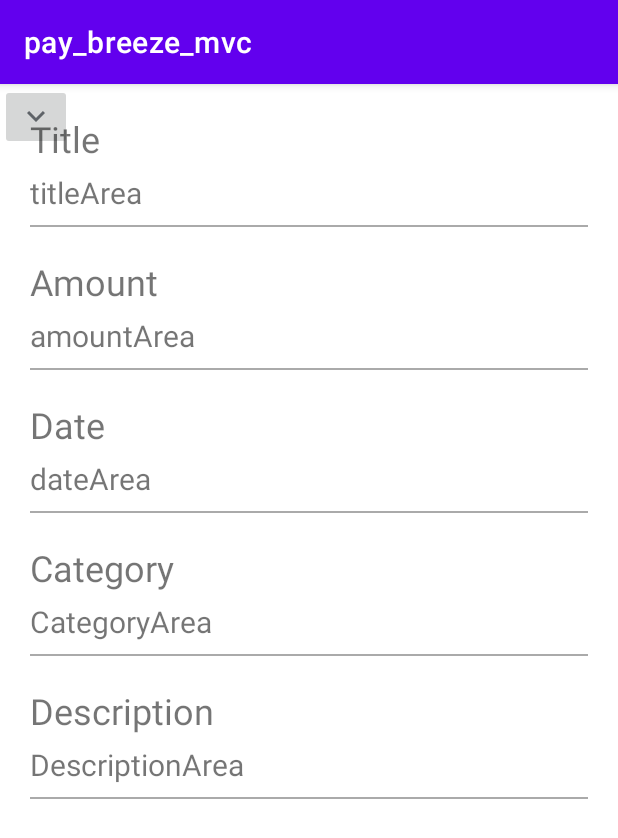
After one commit to Kei037/pay_breeze_mvc, an Android app: the DetailedActivity screen opened directly, with no data from a screen before it, on a phone screen of 412 x 824 dp. The commit adds this screen. Shown: the top 838 px of the screen. Run offline under Robolectric (Android 15) with nearby library versions, the phone set to English and light mode, and no system bars; 1 statement that could not run was skipped.

Commit message:
feature1 / 타이틀바 삭제, 상세화면 구현중

```diff
--- a/app/build.gradle
+++ b/app/build.gradle
@@ -37,6 +37,8 @@ android {
 }
 
 dependencies {// room 관련 설정 추가
+    implementation libs.androidx.recyclerview
+
     def room_version = "2.5.0"
     implementation "androidx.room:room-runtime:$room_version"
     kapt "androidx.room:room-compiler:$room_version"
--- /dev/null
+++ b/app/src/main/java/com/kei037/pay_breeze_mvc/ui/commons/DetailedActivity.kt
@@ -0,0 +1,23 @@
+package com.kei037.pay_breeze_mvc.ui.commons
+
+import android.os.Bundle
+import android.util.Log
+import androidx.activity.enableEdgeToEdge
+import androidx.appcompat.app.AppCompatActivity
+import androidx.core.view.ViewCompat
+import androidx.core.view.WindowInsetsCompat
+import com.kei037.pay_breeze_mvc.R
+import com.kei037.pay_breeze_mvc.databinding.ActivityDetailedBinding
+
+class DetailedActivity : AppCompatActivity() {
+    private lateinit var binding: ActivityDetailedBinding
+    override fun onCreate(savedInstanceState: Bundle?) {
+        super.onCreate(savedInstanceState)
+        binding = ActivityDetailedBinding.inflate(layoutInflater)
+        setContentView(binding.root)
+
+        // 전달된 이벤트 세부 정보 받기
+        val eventDetail = intent.getStringExtra("EVENT_DETAIL")
+        Log.i("불러온 이벤트", eventDetail.toString())
+    }
+}
--- /dev/null
+++ b/app/src/main/res/layout/activity_detailed.xml
@@ -0,0 +1,161 @@
+<?xml version="1.0" encoding="utf-8"?>
+<androidx.constraintlayout.widget.ConstraintLayout xmlns:android="http://schemas.android.com/apk/res/android"
+    xmlns:app="http://schemas.android.com/apk/res-auto"
+    xmlns:tools="http://schemas.android.com/tools"
+    android:id="@+id/main"
+    android:layout_width="match_parent"
+    android:layout_height="match_parent"
+    tools:context=".ui.commons.DetailedActivity">
+
+    <LinearLayout
+        android:id="@+id/backBtnLinear"
+        android:layout_width="match_parent"
+        android:layout_height="wrap_content"
+        app:layout_constraintTop_toTopOf="parent"
+        app:layout_constraintStart_toStartOf="parent">
+        <ImageButton
+            android:layout_width="wrap_content"
+            android:layout_height="wrap_content"
+            android:src="@drawable/popupmenu_icon"/>
+    </LinearLayout>
+
+
+    <LinearLayout
+        android:id="@+id/titleLinear"
+        android:layout_width="match_parent"
+        android:layout_height="wrap_content"
+        app:layout_constraintTop_toTopOf="@id/backBtnLinear"
+        app:layout_constraintStart_toStartOf="parent"
+        android:orientation="vertical"
+        android:padding="20dp">
+        <TextView
+            android:layout_width="match_parent"
+            android:layout_height="wrap_content"
+            android:text="Title"
+            android:textSize="24dp"
+            android:layout_marginBottom="6dp"/>
+        <TextView
+            android:layout_width="match_parent"
+            android:layout_height="wrap_content"
+            android:text="titleArea"
+            android:textSize="20dp"/>
+        <View
+            android:layout_width="match_parent"
+            android:layout_height="1dp"
+            android:background="@android:color/darker_gray"
+            android:layout_marginTop="8dp" />
+    </LinearLayout>
+
+    <LinearLayout
+        android:id="@+id/amountLinear"
+        android:layout_width="match_parent"
+        android:layout_height="wrap_content"
+        app:layout_constraintTop_toBottomOf="@id/titleLinear"
+        app:layout_constraintStart_toStartOf="parent"
+        android:orientation="vertical"
+        android:paddingStart="20dp"
+        android:paddingEnd="20dp"
+        android:paddingBottom="20dp">
+        <TextView
+            android:layout_width="match_parent"
+            android:layout_height="wrap_content"
+            android:text="Amount"
+            android:textSize="24dp"
+            android:layout_marginBottom="6dp"/>
+        <TextView
+            android:layout_width="match_parent"
+            android:layout_height="wrap_content"
+            android:text="amountArea"
+            android:textSize="20dp"/>
+        <View
+            android:layout_width="match_parent"
+            android:layout_height="1dp"
+            android:background="@android:color/darker_gray"
+            android:layout_marginTop="8dp" />
+    </LinearLayout>
+
+    <LinearLayout
+        android:id="@+id/dateLinear"
+        android:layout_width="match_parent"
+        android:layout_height="wrap_content"
+        app:layout_constraintTop_toBottomOf="@id/amountLinear"
+        app:layout_constraintStart_toStartOf="parent"
+        android:orientation="vertical"
+        android:paddingStart="20dp"
+        android:paddingEnd="20dp"
+        android:paddingBottom="20dp">
+        <TextView
+            android:layout_width="match_parent"
+            android:layout_height="wrap_content"
+            android:text="Date"
+            android:textSize="24dp"
+            android:layout_marginBottom="6dp"/>
+        <TextView
+            android:layout_width="match_parent"
+            android:layout_height="wrap_content"
+            android:text="dateArea"
+            android:textSize="20dp"/>
+        <View
+            android:layout_width="match_parent"
+            android:layout_height="1dp"
+            android:background="@android:color/darker_gray"
+            android:layout_marginTop="8dp" />
+    </LinearLayout>
+
+    <LinearLayout
+        android:id="@+id/categoryLinear"
+        android:layout_width="match_parent"
+        android:layout_height="wrap_content"
+        app:layout_constraintTop_toBottomOf="@id/dateLinear"
+        app:layout_constraintStart_toStartOf="parent"
+        android:orientation="vertical"
+        android:paddingStart="20dp"
+        android:paddingEnd="20dp"
+        android:paddingBottom="20dp">
+        <TextView
+            android:layout_width="match_parent"
+            android:layout_height="wrap_content"
+            android:text="Category"
+            android:textSize="24dp"
+            android:layout_marginBottom="6dp"/>
+        <TextView
+            android:layout_width="match_parent"
+            android:layout_height="wrap_content"
+            android:text="CategoryArea"
+            android:textSize="20dp"/>
+        <View
+            android:layout_width="match_parent"
+            android:layout_height="1dp"
+            android:background="@android:color/darker_gray"
+            android:layout_marginTop="8dp" />
+    </LinearLayout>
+
+    <LinearLayout
+        android:id="@+id/descriptionLinear"
+        android:layout_width="match_parent"
+        android:layout_height="wrap_content"
+        app:layout_constraintTop_toBottomOf="@id/categoryLinear"
+        app:layout_constraintStart_toStartOf="parent"
+        android:orientation="vertical"
+        android:paddingStart="20dp"
+        android:paddingEnd="20dp"
+        android:paddingBottom="20dp">
+        <TextView
+            android:layout_width="match_parent"
+            android:layout_height="wrap_content"
+            android:text="Description"
+            android:textSize="24dp"
+            android:layout_marginBottom="6dp"/>
+        <TextView
+            android:layout_width="match_parent"
+            android:layout_height="wrap_content"
+            android:text="DescriptionArea"
+            android:textSize="20dp"/>
+        <View
+            android:layout_width="match_parent"
+            android:layout_height="1dp"
+            android:background="@android:color/darker_gray"
+            android:layout_marginTop="8dp" />
+    </LinearLayout>
+
+</androidx.constraintlayout.widget.ConstraintLayout>
--- /dev/null
+++ b/app/src/main/res/values-land/dimens.xml
@@ -0,0 +1,5 @@
+<?xml version="1.0" encoding="utf-8"?>
+<resources>
+    <dimen name="fab_margin">48dp</dimen>
+    <dimen name="container_horizontal_margin">48dp</dimen>
+</resources>
--- /dev/null
+++ b/app/src/main/res/values-w600dp/dimens.xml
@@ -0,0 +1,5 @@
+<?xml version="1.0" encoding="utf-8"?>
+<resources>
+    <dimen name="fab_margin">48dp</dimen>
+    <dimen name="container_horizontal_margin">48dp</dimen>
+</resources>
--- a/app/src/main/res/values/dimens.xml
+++ b/app/src/main/res/values/dimens.xml
@@ -2,4 +2,10 @@
     <!-- Default screen margins, per the Android Design guidelines. -->
     <dimen name="activity_horizontal_margin">16dp</dimen>
     <dimen name="activity_vertical_margin">16dp</dimen>
+    <dimen name="fab_margin">16dp</dimen>
+    <dimen name="item_width">200dp</dimen>
+    <dimen name="app_bar_height">200dp</dimen>
+    <dimen name="text_margin">16dp</dimen>
+    <dimen name="container_margin">8dp</dimen>
+    <dimen name="container_horizontal_margin">16dp</dimen>
 </resources>
--- a/app/src/main/res/values/strings.xml
+++ b/app/src/main/res/values/strings.xml
@@ -8,4 +8,7 @@
     <string name="title_setting">설정</string>
 
     <string name="hello_blank_fragment">Hello blank fragment</string>
+    <string name="title_activity_item_detail_host">ItemDetailHostActivity</string>
+    <string name="title_item_list">Items</string>
+    <string name="title_item_detail">Item Detail</string>
 </resources>
--- a/gradle/libs.versions.toml
+++ b/gradle/libs.versions.toml
@@ -13,6 +13,7 @@ lifecycleViewmodelKtx = "2.8.2"
 navigationFragmentKtx = "2.7.7"
 navigationUiKtx = "2.7.7"
 activity = "1.9.0"
+recyclerview = "1.3.0"
 
 [libraries]
 androidx-core-ktx = { group = "androidx.core", name = "core-ktx", version.ref = "coreKtx" }
@@ -27,6 +28,7 @@ androidx-lifecycle-viewmodel-ktx = { group = "androidx.lifecycle", name = "lifec
 androidx-navigation-fragment-ktx = { group = "androidx.navigation", name = "navigation-fragment-ktx", version.ref = "navigationFragmentKtx" }
 androidx-navigation-ui-ktx = { group = "androidx.navigation", name = "navigation-ui-ktx", version.ref = "navigationUiKtx" }
 androidx-activity = { group = "androidx.activity", name = "activity", version.ref = "activity" }
+androidx-recyclerview = { group = "androidx.recyclerview", name = "recyclerview", version.ref = "recyclerview" }
 
 [plugins]
 android-application = { id = "com.android.application", version.ref = "agp" }
```
Also changed, not shown: app/src/main/AndroidManifest.xml (+12 -1 lines), app/src/main/java/com/kei037/pay_breeze_mvc/MainActivity.kt (+7 -1 lines), app/src/main/java/com/kei037/pay_breeze_mvc/ui/calender/CalenderFragment.kt (+12 -6 lines), app/src/main/java/com/kei037/pay_breeze_mvc/ui/calender/calenderAdapter/EventAdapter.kt (+12 -1 lines), app/src/main/res/layout/fragment_calender.xml (+31 -16 lines), app/src/main/res/values/themes.xml (+7 -0 lines).
